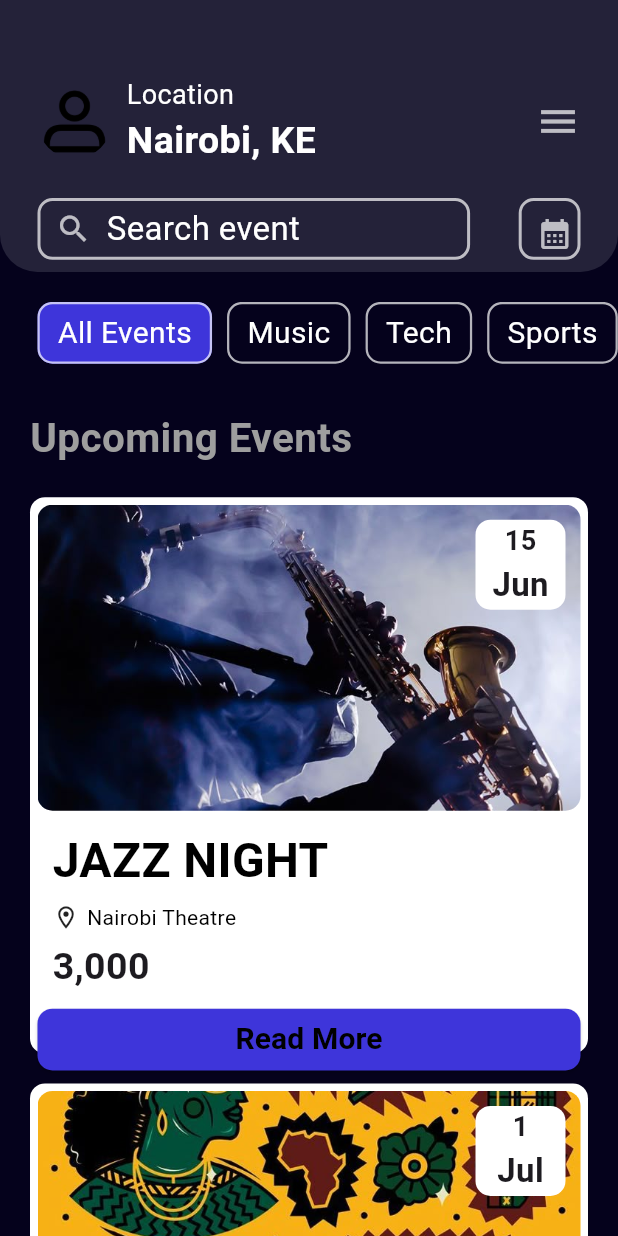
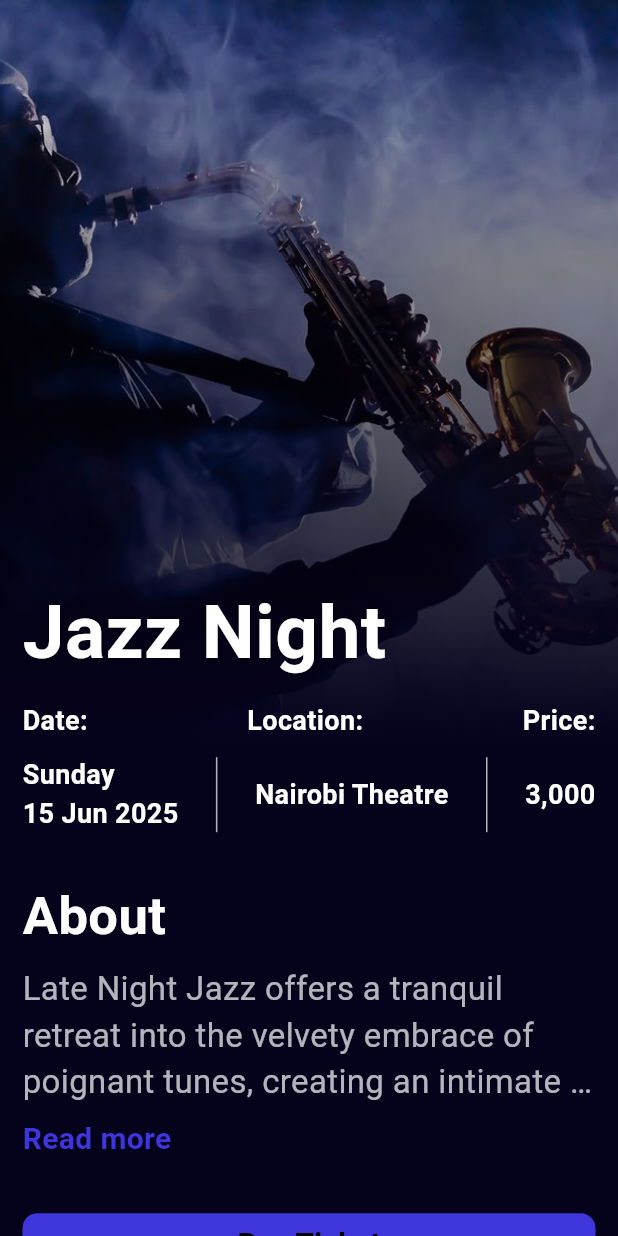
Before and after one commit to Denniskyalo1/Evently, a Flutter app: the screen it shows after launch, after a tap on "Read More", on a phone screen of 412 x 824 dp. Run offline on Flutter 3.47's test engine with Material 3 defaults, Android fonts, the light colour scheme and no system bars; Roboto replaces fonts that are missing (Cash Light).

Commit message:
Added the selected event page

```diff
--- a/lib/category_data.dart
+++ b/lib/category_data.dart
@@ -8,16 +8,18 @@ final List<Category> categories = [
     events: [
       Event(
         title: 'Jazz Night',
-        description: 'Enjoy smooth jazz under the stars.',
-        location: 'Nairobi Theatre',
+        description: "Late Night Jazz offers a tranquil retreat into the velvety embrace of poignant tunes, creating an intimate musical experience that resonates with the peace of the night. This genre flourishes in the quietude, presenting a tapestry woven with calm instrumental compositions and a few dreamy vocal tracks. The channel curates a refined ambiance with its carefully selected repertoire, inviting listeners to unwind and indulge in the seductive allure of slow jazz. Whether you're winding down after a long day or seeking a soothing backdrop for contemplation, Late Night Jazz beckons with its immortal melodies, capturing the essence of nocturnal serenity.",
+        venue: 'Nairobi Theatre',
+        city:'Nairobi',
         dateTime: DateTime(2025, 6, 15, 19, 30),
         imageUrl: 'assets/images/jazz_night.jpeg',
         price: '3,000'
       ),
       Event(
         title: 'Afrobeats Party',
-        description: 'Dance to Afrobeat vibes all night.',
-        location: 'The Alchemist',
+        description: "Get ready for an electrifying night as we bring you the ultimate Afrobeat experience! From the heart of Africa to the streets of Nairobi, this is where culture, rhythm, and pure energy collide.",
+        venue: 'The Alchemist',
+        city: 'Nairobi',
         dateTime: DateTime(2025, 7, 1, 21, 00),
         imageUrl: 'assets/images/afrobeats.jpeg',
         price: '2,500'
@@ -31,9 +33,10 @@ final List<Category> categories = [
       Event(
         title: 'Flutter DevFest',
         description: 'All about Flutter and Dart.',
-        location: 'iHub Nairobi',
+        city: 'Nairobi',
+        venue: 'iHub Nairobi',
         dateTime: DateTime(2025, 8, 5, 10, 00),
-        imageUrl: 'assets/images/flutter_devfest.png',
+        imageUrl: 'assets/images/flutter_devfest.jpeg',
         price: 'Free'
       ),
     ],
@@ -44,8 +47,9 @@ final List<Category> categories = [
       events: [
         Event(
             title: 'Mizizi Padathon Charity Run',
-            description: 'A marathon',
-            location: 'Waterfront Mall, Karen',
+            description: "Join thousands of runners from across the globe for the Nairobi Freedom Marathon 2025 — a celebration of endurance, unity, and the unstoppable human spirit.",
+            venue: 'Waterfront Mall, Karen',
+            city: 'Nairobi',
             dateTime: DateTime(2025, 6, 28, 00),
             imageUrl: 'assets/images/marathon.jpeg',
             price: '500'
--- a/lib/event_model.dart
+++ b/lib/event_model.dart
@@ -4,7 +4,8 @@ class Event{
 
   final String title;
   final String description;
-  final String location;
+  final String venue;
+  final String city;
   final DateTime dateTime;
   final String imageUrl;
   final String price;
@@ -12,7 +13,8 @@ class Event{
   Event({
     required this.title,
     required this.description,
-    required this.location,
+    required this.venue,
+    required this.city,
     required this.dateTime,
     required this.imageUrl,
     required this.price,
--- a/lib/home_screen.dart
+++ b/lib/home_screen.dart
@@ -2,6 +2,7 @@ import 'package:flutter/material.dart';
 import 'constants.dart';
 import 'category_data.dart';
 import 'event_model.dart';
+import 'selected_event.dart';
 
 class HomeScreen extends StatefulWidget {
   const HomeScreen({super.key});
@@ -27,9 +28,7 @@ class _HomeScreenState extends State<HomeScreen> {
     if (selectedCategory == 'All Events') {
       return categories.expand((category) => category.events).toList();
     } else {
-      return categories
-          .firstWhere((category) => category.name == selectedCategory)
-          .events;
+      return categories.firstWhere((category) => category.name == selectedCategory).events;
     }
   }
 
@@ -238,7 +237,6 @@ class _HomeScreenState extends State<HomeScreen> {
 }
 
 //EventCardWidget
-
 class EventCardWidget extends StatelessWidget {
   final Event event;
   final double height;
@@ -342,7 +340,7 @@ class EventCardWidget extends StatelessWidget {
                 const Icon(Icons.location_on_outlined, size: 18),
                 const SizedBox(width: 5),
                 Text(
-                  event.location,
+                  event.venue,
                   style: const TextStyle(
                     fontFamily: 'Cash Light',
                     fontSize: 14,
@@ -375,7 +373,12 @@ class EventCardWidget extends StatelessWidget {
             width: double.infinity,
             height: height * 0.05,
             child: ElevatedButton(
-              onPressed: () {},
+              onPressed: () {
+                Navigator.push(
+                  context,
+                  MaterialPageRoute(builder: (context)=> SelectedEvent(event:event)),
+                );
+              },
               style: ElevatedButton.styleFrom(
                 backgroundColor: AppColors.highlight,
                 shape: RoundedRectangleBorder(
--- a/lib/main.dart
+++ b/lib/main.dart
@@ -2,6 +2,7 @@
 import 'package:flutter/material.dart';
 import 'splash_screen.dart';
 import 'home_screen.dart';
+import 'selected_event.dart';
 
 void main() {
   runApp(const MyApp());
@@ -20,6 +21,7 @@ class MyApp extends StatelessWidget {
       home: const SplashScreen(),
       routes: {
         '/home': (context) => const HomeScreen(),
+
       },
     );
   }
--- /dev/null
+++ b/lib/selected_event.dart
@@ -0,0 +1,319 @@
+import 'package:flutter/material.dart';
+import 'package:intl/intl.dart';
+import 'constants.dart';
+import 'category_data.dart';
+import 'event_model.dart';
+
+class SelectedEvent extends StatefulWidget {
+  final Event event;
+  const SelectedEvent({super.key, required this.event});
+
+  @override
+  State<SelectedEvent> createState() => _SelectedEventState();
+}
+
+class _SelectedEventState extends State<SelectedEvent> {
+  bool _isExpanded = false;
+
+  void _toggleExpand() {
+    setState(() {
+      _isExpanded = !_isExpanded;
+    });
+  }
+
+  @override
+  Widget build(BuildContext context) {
+    double height = MediaQuery.of(context).size.height;
+    double width = MediaQuery.of(context).size.width;
+
+    return Scaffold(
+      backgroundColor: AppColors.darkBlue,
+      body: Stack(
+        children: [
+          // Image background
+          Container(
+            height: height * 0.6,
+            width: width,
+            decoration: BoxDecoration(
+              image: DecorationImage(
+                image: AssetImage(widget.event.imageUrl),
+                fit: BoxFit.cover,
+              ),
+            ),
+          ),
+          // Gradient overlay
+          Container(
+            height: height,
+            width: width,
+            decoration: BoxDecoration(
+              gradient: LinearGradient(
+                colors: [
+                  AppColors.darkBlue,
+                  Colors.transparent,
+                ],
+                begin: Alignment.bottomCenter,
+                end: Alignment.topCenter,
+                stops: [0.4, 1],
+              ),
+            ),
+          ),
+          // Positioned details widget with constrained height
+          Positioned(
+            top: height * 0.45, // Start below the image
+            left: 0,
+            right: 0,
+            bottom: 0, // Constrain the bottom to allow layout
+            child: EventDetailsWidget(
+              event: widget.event,
+              isExpanded: _isExpanded,
+              toggleExpand: _toggleExpand,
+            ),
+          ),
+        ],
+      ),
+    );
+  }
+}
+
+class EventDetailsWidget extends StatelessWidget {
+  final Event event;
+  final bool isExpanded;
+  final VoidCallback toggleExpand;
+
+  const EventDetailsWidget({
+    super.key,
+    required this.event,
+    required this.isExpanded,
+    required this.toggleExpand,
+  });
+
+  @override
+  Widget build(BuildContext context) {
+    double height = MediaQuery.of(context).size.height;
+    double width = MediaQuery.of(context).size.width;
+
+    return SingleChildScrollView(
+      scrollDirection: Axis.vertical,
+      child: Container(
+        width: width,
+        padding: const EdgeInsets.all(15),
+        child: Column(
+          mainAxisAlignment: MainAxisAlignment.start,
+          crossAxisAlignment: CrossAxisAlignment.start,
+          mainAxisSize: MainAxisSize.min,
+          children: [
+            // Name container
+            Container(
+              child: Text(
+                event.title ?? 'No Title',
+                style: const TextStyle(
+                  color: Colors.white,
+                  fontWeight: FontWeight.bold,
+                  fontSize: 50,
+                  fontFamily: 'Cash Light',
+                ),
+                maxLines: 2,
+                overflow: TextOverflow.ellipsis,
+              ),
+            ),
+            const SizedBox(height: 10),
+            // Date, Location, and Price container
+            Container(
+              child: Column(
+                children: [
+                  Row(
+                    mainAxisSize: MainAxisSize.max,
+                    mainAxisAlignment: MainAxisAlignment.spaceBetween,
+                    children: const [
+                      Text(
+                        'Date:',
+                        style: TextStyle(
+                          color: Colors.white,
+                          fontFamily: 'Cash Light',
+                          fontSize: 18,
+                          fontWeight: FontWeight.bold,
+                        ),
+                      ),
+                      Text(
+                        'Location:',
+                        style: TextStyle(
+                          color: Colors.white,
+                          fontFamily: 'Cash Light',
+                          fontSize: 18,
+                          fontWeight: FontWeight.bold,
+                        ),
+                      ),
+                      Text(
+                        'Price:',
+                        style: TextStyle(
+                          color: Colors.white,
+                          fontFamily: 'Cash Light',
+                          fontSize: 18,
+                          fontWeight: FontWeight.bold,
+                        ),
+                      ),
+                    ],
+                  ),
+                  const SizedBox(height: 10),
+                  Row(
+                    mainAxisSize: MainAxisSize.max,
+                    mainAxisAlignment: MainAxisAlignment.spaceBetween,
+                    children: [
+                      Column(
+                        crossAxisAlignment: CrossAxisAlignment.start,
+                        children: [
+                          Text(
+                            DateFormat('EEEE').format(event.dateTime),
+                            style: const TextStyle(
+                              color: Colors.white,
+                              fontFamily: 'Cash Light',
+                              fontSize: 18,
+                              fontWeight: FontWeight.bold,
+                            ),
+                          ),
+                          Text(
+                            DateFormat('dd MMM yyyy').format(event.dateTime),
+                            style: const TextStyle(
+                              color: Colors.white,
+                              fontFamily: 'Cash Light',
+                              fontSize: 18,
+                              fontWeight: FontWeight.bold,
+                            ),
+                          ),
+                        ],
+                      ),
+                      Container(
+                        height: 50,
+                        width: 1,
+                        color: Colors.white70,
+                      ),
+                      Text(
+                        event.venue ?? 'No Location',
+                        style: const TextStyle(
+                          color: Colors.white,
+                          fontFamily: 'Cash Light',
+                          fontSize: 18,
+                          fontWeight: FontWeight.bold,
+                        ),
+                        maxLines: 2,
+                        overflow: TextOverflow.ellipsis,
+                      ),
+                      Container(
+                        height: 50,
+                        width: 1,
+                        color: Colors.white70,
+                      ),
+                      Text(
+                        event.price ?? 'Not Available',
+                        style: const TextStyle(
+                          color: Colors.white,
+                          fontFamily: 'Cash Light',
+                          fontSize: 18,
+                          fontWeight: FontWeight.bold,
+                        ),
+                        maxLines: 2,
+                        overflow: TextOverflow.ellipsis,
+                      ),
+                    ],
+                  ),
+                ],
+              ),
+            ),
+            const SizedBox(height: 30),
+            // About event with isolated scrolling including buttons
+            Container(
+              child: Column(
+                crossAxisAlignment: CrossAxisAlignment.start,
+                children: [
+                  Text(
+                    'About',
+                    style: TextStyle(
+                      fontSize: 35,
+                      color: Colors.white,
+                      fontFamily: 'Cash Light',
+                      fontWeight: FontWeight.bold,
+                    ),
+                  ),
+                  const SizedBox(height: 8),
+                  SizedBox(
+                    height: 155, // Fixed height for the scrollable "About" section
+                    child: SingleChildScrollView(
+                      scrollDirection: Axis.vertical,
+                      child: Column(
+                        crossAxisAlignment: CrossAxisAlignment.start,
+                        children: [
+                          Text(
+                            event.description ?? 'No description available',
+                            style: const TextStyle(
+                              fontSize: 22,
+                              color: Colors.white70,
+                              fontFamily: 'Cash Light',
+                            ),
+                            maxLines: isExpanded ? null : 3,
+                            overflow: isExpanded ? TextOverflow.visible : TextOverflow.ellipsis,
+                          ),
+                          const SizedBox(height: 8),
+                          if (!isExpanded)
+                            GestureDetector(
+                              onTap: toggleExpand,
+                              child: const Text(
+                                'Read more',
+                                style: TextStyle(
+                                  fontSize: 20,
+                                  color: AppColors.highlight,
+                                  fontFamily: 'Cash Light',
+                                  fontWeight: FontWeight.bold,
+                                ),
+                              ),
+                            ),
+                          if (isExpanded)
+                            GestureDetector(
+                              onTap: toggleExpand,
+                              child: const Text(
+                                'Read less',
+                                style: TextStyle(
+                                  fontSize: 20,
+                                  color: AppColors.highlight,
+                                  fontFamily: 'Cash Light',
+                                  fontWeight: FontWeight.bold,
+
+                                ),
+                              ),
+                            ),
+                        ],
+                      ),
+                    ),
+                  ),
+                ],
+              ),
+            ),
+            const SizedBox(height: 10),
+            // Buy ticket Button
+            Container(
+              width: double.infinity,
+              height: height * 0.05,
+              child: ElevatedButton(
+                onPressed: () {},
+                style: ElevatedButton.styleFrom(
+                  backgroundColor: AppColors.highlight,
+                  shape: RoundedRectangleBorder(
+                    borderRadius: BorderRadius.circular(10),
+                  ),
+                ),
+                child: const Text(
+                  'Buy Ticket',
+                  style: TextStyle(
+                    fontFamily: 'Cash Light',
+                    fontSize: 20,
+                    fontWeight: FontWeight.bold,
+                    color: Colors.black,
+                  ),
+                ),
+              ),
+            ),
+          ],
+        ),
+      ),
+    );
+  }
+}
--- a/pubspec.yaml
+++ b/pubspec.yaml
@@ -34,6 +34,7 @@ dependencies:
   # The following adds the Cupertino Icons font to your application.
   # Use with the CupertinoIcons class for iOS style icons.
   cupertino_icons: ^1.0.8
+  intl: ^0.18.1
 
 dev_dependencies:
   flutter_test:
```
Also changed, not shown: assets/images/flutter_devfest.jpeg, pubspec.lock, 1 other file.
